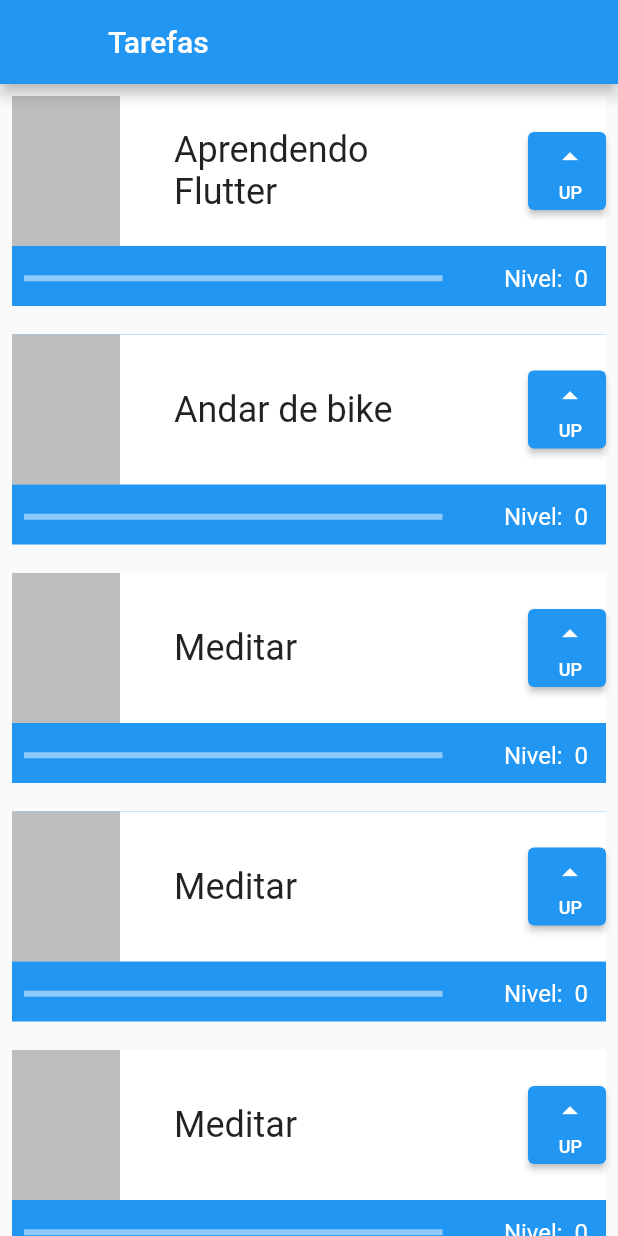
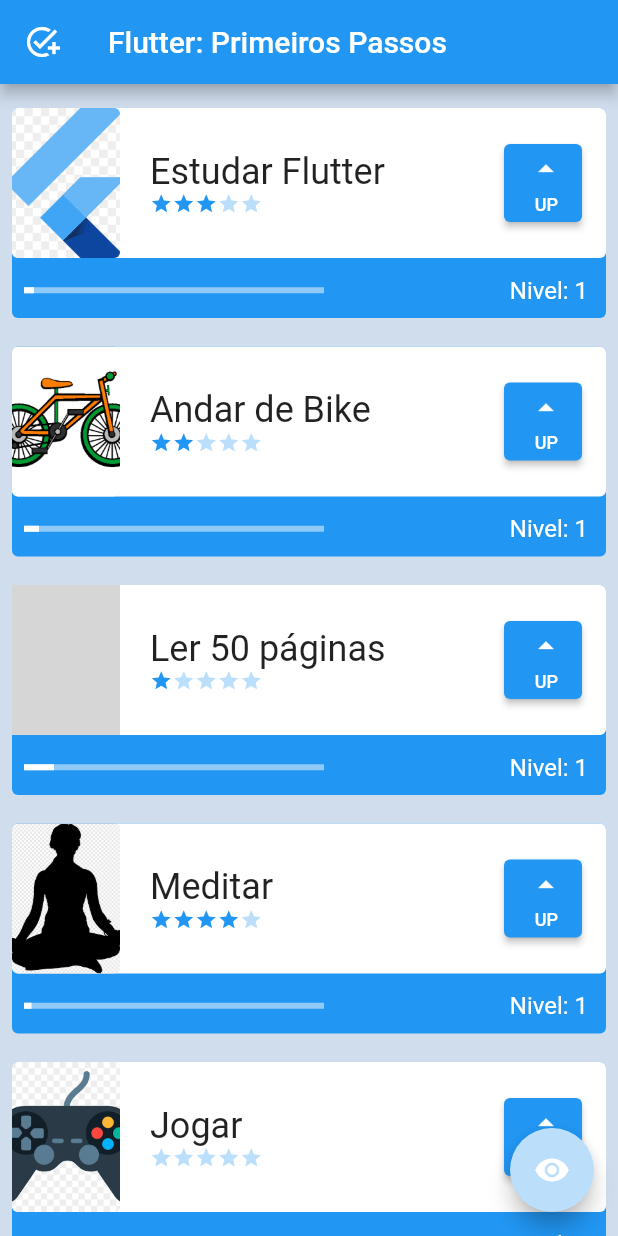
Before and after one commit to Falleiro/alura_flutter, a Flutter app: the screen it shows after launch, on a phone screen of 412 x 824 dp. Run offline on Flutter 3.47's test engine with Material 2 defaults, Android fonts, the phone set to English and light mode, and no system bars; grey boxes are pictures that could not be loaded.

Commit message:
terminando requisitos do projeto

```diff
--- a/project/lib/main.dart
+++ b/project/lib/main.dart
@@ -4,10 +4,17 @@ void main() {
   runApp(const MyApp());
 }
 
-class MyApp extends StatelessWidget {
+class MyApp extends StatefulWidget {
   const MyApp({Key? key}) : super(key: key);
 
   @override
+  State<MyApp> createState() => _MyAppState();
+}
+
+class _MyAppState extends State<MyApp> {
+  // This widget is the root of your application.
+  @override
+  bool opacidade = true;
   Widget build(BuildContext context) {
     return MaterialApp(
       title: 'Flutter Demo',
@@ -16,36 +23,68 @@ class MyApp extends StatelessWidget {
       ),
       home: Scaffold(
         appBar: AppBar(
-          leading: Container(),
-          title: Text('Tarefas'),
+          title: const Text('Flutter: Primeiros Passos'),
+          leading: Icon(Icons.add_task),
         ),
-        body: ListView(
-          children: [
-            Task('Aprendendo Flutter'),
-            Task('Andar de bike'),
-            Task('Meditar'),
-            Task('Meditar'),
-            Task('Meditar'),
-            Task('Meditar'),
-            Task('Meditar'),
+        body: AnimatedOpacity(
+          opacity: opacidade ? 1.0 : 0.0,
+          duration: const Duration(milliseconds: 500),
+          child: Container(
+            color: Color.fromARGB(255, 208, 221, 237),
+            child: ListView(
+              children: const [
+                Padding(
+                  //aula 5.4
+                  padding: EdgeInsets.only(top: 8),
+                  child:
+                      Tasks('Estudar Flutter', 'assets/images/flutter.png', 3),
+                ),
+                Tasks('Andar de Bike', 'assets/images/bike.png', 2),
+                Tasks('Ler 50 páginas', 'assets/images/livro.png', 1),
+                Tasks('Meditar', 'assets/images/meditar.png', 4),
+                Tasks('Jogar', 'assets/images/game.png', 0),
+                SizedBox(
+                  height: 100,
+                ),
               ],
             ),
-        // floatingActionButton: FloatingActionButton(onPressed: () {}),
+          ),
+        ),
+        floatingActionButton: FloatingActionButton(
+          onPressed: () {
+            setState(() {
+              opacidade = !opacidade;
+            });
+          },
+          backgroundColor: Colors.blue[100],
+          child: const Icon(Icons.remove_red_eye),
+        ),
       ),
     );
   }
 }
 
-class Task extends StatefulWidget {
+class Tasks extends StatefulWidget {
   final String nome;
-  const Task(this.nome, {super.key});
+  final String foto;
+  final int dificuldade;
+
+  const Tasks(this.nome, this.foto, this.dificuldade, {Key? key})
+      : super(key: key);
 
   @override
-  State<Task> createState() => _TaskState();
+  State<Tasks> createState() => _TasksState();
 }
 
-class _TaskState extends State<Task> {
-  int nivel = 0;
+class _TasksState extends State<Tasks> {
+  int level = 1;
+
+  void levelUp() {
+    setState(() {
+      level++;
+    });
+  }
+
   @override
   Widget build(BuildContext context) {
     return Padding(
@@ -54,51 +93,75 @@ class _TaskState extends State<Task> {
         child: Stack(
           children: [
             Container(
+              decoration: BoxDecoration(
+                borderRadius: BorderRadius.circular(4),
                 color: Colors.blue,
+              ),
               height: 140,
             ),
             Column(
+              mainAxisAlignment: MainAxisAlignment.spaceBetween,
               children: [
                 Container(
+                  decoration: BoxDecoration(
+                    borderRadius: BorderRadius.circular(4),
                     color: Colors.white,
+                  ),
                   height: 100,
                   child: Row(
                     mainAxisAlignment: MainAxisAlignment.spaceBetween,
+                    crossAxisAlignment: CrossAxisAlignment.center,
                     children: [
                       Container(
-                        color: Colors.black26,
+                        decoration: BoxDecoration(
+                          borderRadius: BorderRadius.circular(4),
+                          color: Colors.black12,
+                        ),
+                        child: ClipRRect(
+                          borderRadius: BorderRadius.circular(4),
+                          child: Image.asset(
+                            widget.foto,
+                            height: 100,
                             width: 72,
-                        height: 100,
+                            fit: BoxFit.cover,
                           ),
+                        ),
+                      ),
+                      Column(
+                        mainAxisAlignment: MainAxisAlignment.center,
+                        crossAxisAlignment: CrossAxisAlignment.start,
+                        children: [
                           Container(
                             width: 200,
                             child: Text(
                               widget.nome,
-                          style: TextStyle(
+                              style: const TextStyle(
                                   fontSize: 24,
-                            overflow: TextOverflow.fade,
+                                  overflow: TextOverflow.ellipsis),
                             ),
                           ),
+                          Difficulty(widget.dificuldade),
+                          // vai ser um novo componente.
+                        ],
                       ),
-                      Container(
+                      Padding(
+                        padding: const EdgeInsets.all(16.0),
+                        child: Container(
                           height: 52,
                           width: 52,
                           child: ElevatedButton(
-                          onPressed: () {
-                            setState(() {
-                              nivel++;
-                            });
-                          },
+                            onPressed: levelUp,
                             child: Column(
                               mainAxisAlignment: MainAxisAlignment.spaceEvenly,
                               crossAxisAlignment: CrossAxisAlignment.end,
-                            children: [
+                              children: const [
                                 Icon(Icons.arrow_drop_up),
                                 Text(
                                   'UP',
                                   style: TextStyle(fontSize: 12),
-                              )
+                                ),
                               ],
+                            ),
                           ),
                         ),
                       )
@@ -109,24 +172,28 @@ class _TaskState extends State<Task> {
                   mainAxisAlignment: MainAxisAlignment.spaceBetween,
                   children: [
                     Padding(
-                      padding: const EdgeInsets.all(8),
+                      padding: const EdgeInsets.only(
+                        left: 8,
+                      ),
                       child: Container(
+                        width: 200,
                         child: LinearProgressIndicator(
                           color: Colors.white,
-                          value: nivel / 10,
+                          value: widget.dificuldade > 0
+                              ? ((level / widget.dificuldade) / 10)
+                              : 1,
                         ),
-                        width: 279,
                       ),
                     ),
                     Padding(
-                      padding: const EdgeInsets.all(12),
+                      padding: const EdgeInsets.all(12.0),
                       child: Text(
-                        'Nivel:  $nivel',
+                        'Nivel: $level',
                         style: TextStyle(color: Colors.white, fontSize: 16),
                       ),
                     ),
                   ],
-                ),
+                )
               ],
             ),
           ],
@@ -135,3 +202,35 @@ class _TaskState extends State<Task> {
     );
   }
 }
+
+class Difficulty extends StatelessWidget {
+  final int dificulty;
+
+  const Difficulty(this.dificulty, {Key? key}) : super(key: key);
+
+  @override
+  Widget build(BuildContext context) {
+    return Container(
+      //aula 5.4
+      child: Row(
+        children: [
+          Icon(Icons.star,
+              size: 15,
+              color: (dificulty >= 1) ? Colors.blue : Colors.blue[100]),
+          Icon(Icons.star,
+              size: 15,
+              color: (dificulty >= 2) ? Colors.blue : Colors.blue[100]),
+          Icon(Icons.star,
+              size: 15,
+              color: (dificulty >= 3) ? Colors.blue : Colors.blue[100]),
+          Icon(Icons.star,
+              size: 15,
+              color: (dificulty >= 4) ? Colors.blue : Colors.blue[100]),
+          Icon(Icons.star,
+              size: 15,
+              color: (dificulty >= 5) ? Colors.blue : Colors.blue[100]),
+        ],
+      ),
+    );
+  }
+}
```
Also changed, not shown: project/pubspec.yaml (+6 -2 lines), project/assets/images/bike.png (added), project/assets/images/flutter.png (added), project/assets/images/game.png (added), project/assets/images/livro.png (added), project/assets/images/meditar.png (added), project/assets/images/vasco.png (added), project/pubspec.lock, 1 other file. Lines whose indentation alone changed are shown as unchanged.
